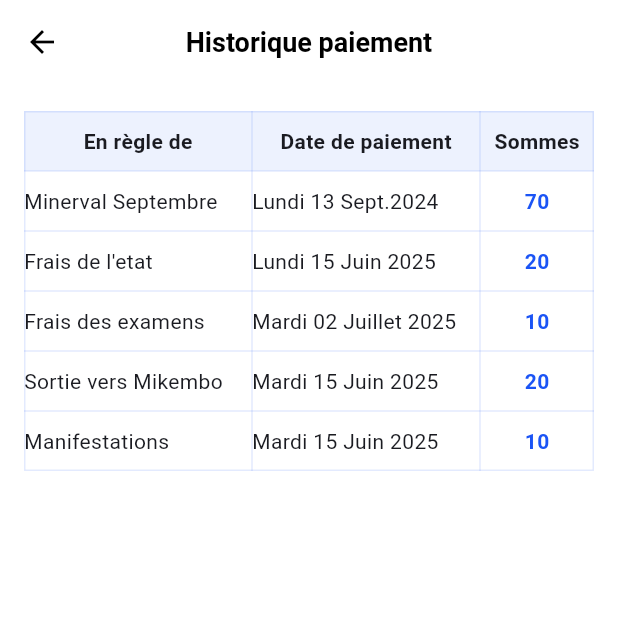
After one commit to NabilMitshabu/SlaterEduc, a Flutter app: the HistoriquePaiementScreen screen opened directly, on a phone screen of 412 x 824 dp, the top half of it. The commit adds this screen. Run offline on Flutter 3.47's test engine with Material 3 defaults, Android fonts, the light colour scheme and no system bars; our stand-ins replace go_router, shared_preferences, smooth_page_indicator; accounts and stored records are empty.

Commit message:
creation des interface historique paiement, punition, detail punition

```diff
--- /dev/null
+++ b/lib/ui/parent/historique_paiement.dart
@@ -0,0 +1,105 @@
+import 'package:flutter/material.dart';
+
+class HistoriquePaiementScreen extends StatelessWidget {
+  const HistoriquePaiementScreen({super.key});
+
+  @override
+  Widget build(BuildContext context) {
+    final bleu = const Color(0xFF1B54F5);
+    final paiements = [
+      {
+        "regle": "Minerval Septembre",
+        "date": "Lundi 13 Sept.2024",
+        "somme": "70",
+      },
+      {
+        "regle": "Frais de l'etat",
+        "date": "Lundi 15 Juin 2025",
+        "somme": "20",
+      },
+      {
+        "regle": "Frais des examens",
+        "date": "Mardi 02 Juillet 2025",
+        "somme": "10",
+      },
+      {
+        "regle": "Sortie vers Mikembo",
+        "date": "Mardi 15 Juin 2025",
+        "somme": "20",
+      },
+      {
+        "regle": "Manifestations",
+        "date": "Mardi 15 Juin 2025",
+        "somme": "10",
+      },
+    ];
+    return Scaffold(
+      appBar: AppBar(
+        backgroundColor: Colors.white,
+        elevation: 0,
+        leading: IconButton(
+          icon: const Icon(Icons.arrow_back, color: Colors.black),
+          onPressed: () => Navigator.pop(context),
+        ),
+        title: const Text(
+          "Historique paiement",
+          style: TextStyle(color: Colors.black, fontWeight: FontWeight.bold, fontSize: 18),
+        ),
+        centerTitle: true,
+      ),
+      backgroundColor: Colors.white,
+      body: Padding(
+        padding: const EdgeInsets.symmetric(horizontal: 16, vertical: 18),
+        child: Table(
+          columnWidths: const {
+            0: FlexColumnWidth(2),
+            1: FlexColumnWidth(2),
+            2: FlexColumnWidth(1),
+          },
+          border: TableBorder.all(color: bleu.withOpacity(0.12)),
+          children: [
+            TableRow(
+              decoration: BoxDecoration(color: bleu.withOpacity(0.08)),
+              children: const [
+                Padding(
+                  padding: EdgeInsets.symmetric(vertical: 10),
+                  child: Center(
+                    child: Text("En règle de", style: TextStyle(fontWeight: FontWeight.bold)),
+                  ),
+                ),
+                Padding(
+                  padding: EdgeInsets.symmetric(vertical: 10),
+                  child: Center(
+                    child: Text("Date de paiement", style: TextStyle(fontWeight: FontWeight.bold)),
+                  ),
+                ),
+                Padding(
+                  padding: EdgeInsets.symmetric(vertical: 10),
+                  child: Center(
+                    child: Text("Sommes", style: TextStyle(fontWeight: FontWeight.bold)),
+                  ),
+                ),
+              ],
+            ),
+            ...paiements.map((p) => TableRow(
+              children: [
+                Padding(
+                  padding: const EdgeInsets.symmetric(vertical: 10),
+                  child: Text(p["regle"]!),
+                ),
+                Padding(
+                  padding: const EdgeInsets.symmetric(vertical: 10),
+                  child: Text(p["date"]!),
+                ),
+                Padding(
+                  padding: const EdgeInsets.symmetric(vertical: 10),
+                  child: Center(child: Text(p["somme"]!, style: TextStyle(color: bleu, fontWeight: FontWeight.bold))),
+                ),
+              ],
+            )),
+          ],
+        ),
+      ),
+    );
+  }
+}
```
Also changed, not shown: lib/ui/parent/activityDetail.dart (+31 -3 lines), lib/ui/parent/historique_punition_detail.dart (added, +144 -0 lines), lib/ui/parent/historique_punitions.dart (added, +114 -0 lines), lib/ui/parent/resultat.dart (+42 -2 lines).
